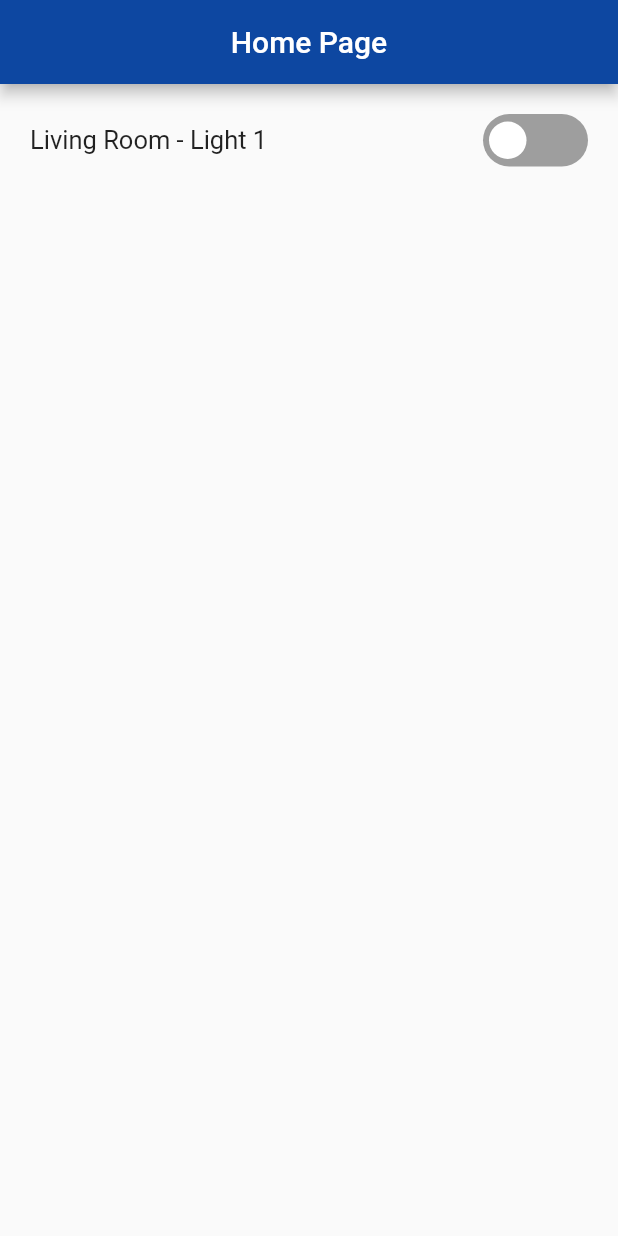
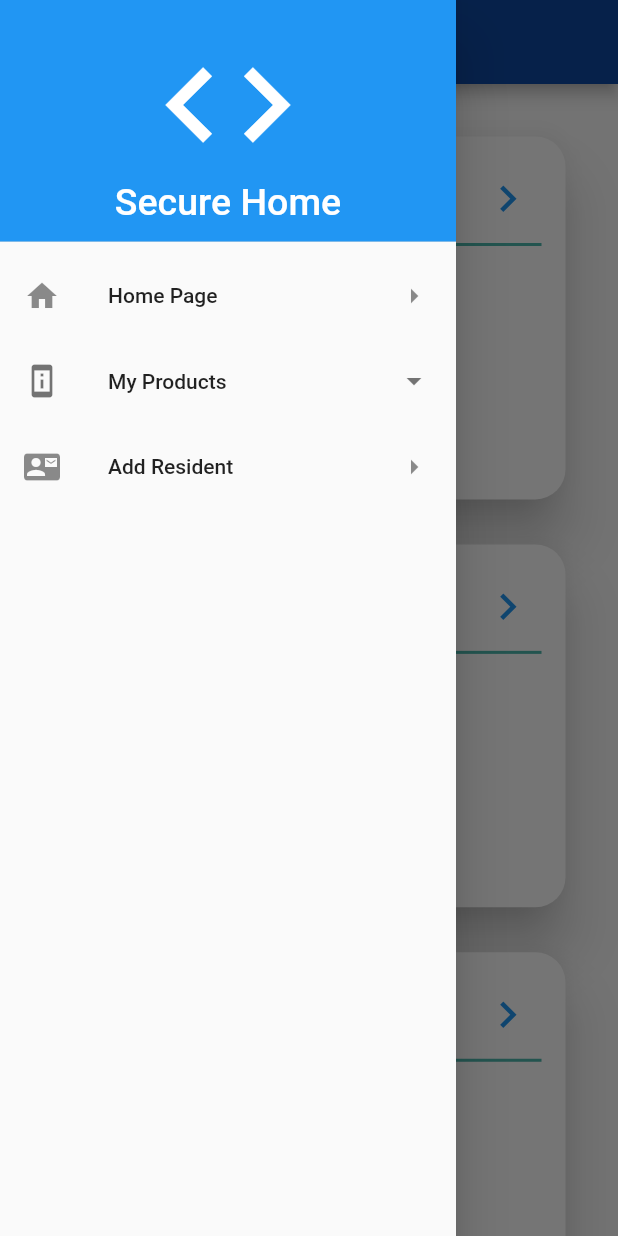
Before and after one commit to berkturetken/secure-framework-app, a Flutter app: the HomeScreen screen opened by its route, with the side drawer open (before the commit the screen has no drawer), on a phone screen of 412 x 824 dp. Run offline on Flutter 3.47's test engine with Material 2 defaults, Android fonts, the phone set to English and light mode, and no system bars; drawn by our look-alikes of flutter_switch; our stand-ins replace flutter_secure_storage, flutter_svg; missing offline and left inert: encrypt; accounts and stored records are empty.

Commit message:
See the changes in the description
1) Implemeted Product Detail Screen
2) Implemented Custom Drawer
3) Centered heading title
4) Home Screen is changed totally
5) Some code refactorings are done

```diff
--- /dev/null
+++ b/lib/components/CustomDrawer.dart
@@ -0,0 +1,79 @@
+import 'package:flutter/material.dart';
+
+class CustomDrawer extends StatefulWidget {
+  @override
+  _CustomDrawerState createState() => _CustomDrawerState();
+}
+
+class _CustomDrawerState extends State<CustomDrawer> {
+  @override
+  Widget build(BuildContext context) {
+    return Drawer(
+      child: ListView(
+        padding: EdgeInsets.zero,
+        children: <Widget>[
+          DrawerHeader(
+            child: Align(
+              child: Column(
+                mainAxisAlignment: MainAxisAlignment.center,
+                children: <Widget>[
+                  Icon(
+                    Icons.code,
+                    color: Colors.white,
+                    size: 100.0,
+                  ),
+                  Text(
+                    "Secure Home",
+                    style: TextStyle(color: Colors.white, fontSize: 25.0),
+                  ),
+                ],
+              ),
+            ),
+            decoration: BoxDecoration(color: Colors.blue),
+          ),
+          ListTile(
+            leading: Icon(Icons.home),
+            title: Text('Home Page'),
+            trailing: Icon(Icons.arrow_right),
+            onTap: () {
+              Navigator.pop(context);
+            },
+          ),
+          ExpansionTile(
+            leading: Icon(Icons.perm_device_information),
+            title: Text('My Products'),
+            trailing: Icon(Icons.arrow_drop_down),
+            children: <Widget>[
+              ListTile(
+                leading: Icon(Icons.home),
+                title: Text('Home Sweet Home'),
+                trailing: Icon(Icons.arrow_right),
+                onTap: () {},
+              ),
+              ListTile(
+                leading: Icon(Icons.home),
+                title: Text('Summer House'),
+                trailing: Icon(Icons.arrow_right),
+                onTap: () {},
+              ),
+              ListTile(
+                leading: Icon(Icons.home),
+                title: Text('Rented House-1'),
+                trailing: Icon(Icons.arrow_right),
+                onTap: () {},
+              ),
+            ],
+          ),
+          ListTile(
+            leading: Icon(Icons.contact_mail),
+            title: Text('Add Resident'),
+            trailing: Icon(Icons.arrow_right),
+            onTap: () {
+              Navigator.pop(context);
+            },
+          ),
+        ],
+      ),
+    );
+  }
+}
--- a/lib/main.dart
+++ b/lib/main.dart
@@ -2,6 +2,7 @@ import 'package:flutter/material.dart';
 import 'package:secure_framework_app/screens/home/HomeScreen.dart';
 import 'package:secure_framework_app/screens/login/components/loginForm.dart';
 import 'package:secure_framework_app/screens/login/loginScreen.dart';
+import 'package:secure_framework_app/screens/productDetail.dart/ProductDetailScreen.dart';
 import 'screens/signUp/signUpScreen.dart';
 import 'package:provider/provider.dart';
 import 'package:secure_framework_app/screens/login/services/UserProvider.dart';
@@ -22,6 +23,7 @@ class MyApp extends StatelessWidget {
           SignUpScreen.routeName: (context) => SignUpScreen(),
           LoginForm.routeName: (context) => LoginScreen(),
           HomeScreen.routeName: (context) => HomeScreen(),
+          ProductDetailScreen.routeName: (context) => ProductDetailScreen(),
         },
       ),
 
--- a/lib/screens/home/HomeScreen.dart
+++ b/lib/screens/home/HomeScreen.dart
@@ -1,31 +1,9 @@
 import 'package:flutter/material.dart';
-import 'package:flutter_switch/flutter_switch.dart';
-import 'package:secure_framework_app/components/constants.dart';
-import 'package:secure_framework_app/crypto/cryptographicOperations.dart';
-import 'dart:convert';
-import 'package:secure_framework_app/repository/operationsRepo.dart';
 import 'package:secure_framework_app/screens/login/services/UserProvider.dart';
 import 'package:provider/provider.dart';
 import 'package:secure_framework_app/screens/login/services/UserData.dart';
-
-Future<void> sendCommand(String command, String email) async {
-  final storage = Storage;
-  String aesKey = await storage.read(key: "AES-Key");
-  String iv = await storage.read(key: "IV");
-  String hmacKey = await storage.read(key: "HMAC-Key");
-
-  String encryptedCommand = encryptionAES(command, aesKey, iv);
-  print("Encrypted Message: " + encryptedCommand);
-
-  String arrangedCommand = arrangeCommand(encryptedCommand, command, hmacKey);
-
-  // PRODUCT CODE is hard-coded for now!!!
-  // Sending the light message and waiting for response
-  Map jsonResponse = await sendMessage(arrangedCommand, email, "6AOLWR912");
-  var response = jsonResponse["message"];
-
-  print("Response: " + response);
-}
+import 'package:secure_framework_app/screens/productDetail.dart/ProductDetailScreen.dart';
+import 'package:secure_framework_app/components/CustomDrawer.dart';
 
 class HomeScreen extends StatefulWidget {
   static const routeName = "/home";
@@ -36,6 +14,7 @@ class HomeScreen extends StatefulWidget {
 
 class _HomeScreenState extends State<HomeScreen> {
   bool status = false;
+  Map<String, int> command = {};
 
   @override
   Widget build(BuildContext context) {
@@ -44,10 +23,9 @@ class _HomeScreenState extends State<HomeScreen> {
 
     return Scaffold(
       appBar: AppBar(
-        automaticallyImplyLeading: false,
-        title: Center(
-          child: Text("Home Page"),
-        ),
+        //automaticallyImplyLeading: false,
+        centerTitle: true,
+        title: Text("Home Page"),
         backgroundColor: Colors.blue[900],
       ),
       body: SingleChildScrollView(
@@ -56,48 +34,77 @@ class _HomeScreenState extends State<HomeScreen> {
           child: Column(
             crossAxisAlignment: CrossAxisAlignment.start,
             children: <Widget>[
-              Row(
-                mainAxisAlignment: MainAxisAlignment.spaceBetween,
-                children: <Widget>[
-                  Container(
-                    child: Text(
-                      "Living Room - Light 1",
-                      style: TextStyle(
-                        fontSize: 17,
-                      ),
-                    ),
-                  ),
-                  FlutterSwitch(
-                    value: status,
-                    onToggle: (val) {
-                      setState(() {
-                        status = val;
-                        print(status);
-                        if (status) {
-                          var message = {
-                            "light": 1,
-                          };
-                          var formattedMessage = json.encode(message);
-                          sendCommand(formattedMessage, user.email);
-                          print("Formatted Message is: " + formattedMessage);
-                        }
-                        else {
-                          var message = {
-                            "light": 0,
-                          };
-                          var formattedMessage = json.encode(message);
-                          sendCommand(formattedMessage, user.email);
-                          print("Formatted Message is: " + formattedMessage);
-                        }
-                      });
-                    },
-                  ),
-                ],
+              ListView.builder(
+                physics: NeverScrollableScrollPhysics(),
+                shrinkWrap: true,
+                itemCount: 3,
+                itemBuilder: (context, index) => _myProductsCard(context),
               ),
             ],
           ),
         ),
       ),
+      drawer: CustomDrawer()
+    );
+  }
+
+  Widget _myProductsCard(BuildContext context) {
+    return Container(
+      height: MediaQuery.of(context).size.height * 0.33,
+      child: Card(
+        margin: const EdgeInsets.all(15),
+        child: Padding(
+          padding: const EdgeInsets.all(16.0),
+          child: Column(
+            children: <Widget>[
+              Row(
+                mainAxisAlignment: MainAxisAlignment.spaceBetween,
+                children: [
+                  Container(
+                    padding: const EdgeInsets.only(top: 8.0, bottom: 0.0),
+                    child: Text(
+                      "My Home",
+                      style: TextStyle(
+                        fontSize: 24,
+                        fontWeight: FontWeight.bold,
+                      ),
+                    ),
+                  ),
+                  IconButton(
+                    icon: Icon(
+                      Icons.keyboard_arrow_right,
+                      size: 35,
+                    ),
+                    color: Colors.blue,
+                    onPressed: () {
+                      Navigator.of(context)
+                          .pushNamed(ProductDetailScreen.routeName);
+                    },
+                  ),
+                ],
+              ),
+              Divider(
+                color: Colors.teal[300],
+                thickness: 2,
+              ),
+              Container(
+                padding: const EdgeInsets.only(top: 8.0, bottom: 20.0),
+                child: Text(
+                  "Product Code",
+                  style: TextStyle(
+                    fontSize: 18,
+                  ),
+                  textAlign: TextAlign.center,
+                ),
+              ),
+            ],
+          ),
+        ),
+        elevation: 15,
+        shape: RoundedRectangleBorder(
+          borderRadius: BorderRadius.circular(20),
+        ),
+      ),
     );
   }
 }
--- a/lib/screens/login/loginScreen.dart
+++ b/lib/screens/login/loginScreen.dart
@@ -6,9 +6,8 @@ class LoginScreen extends StatelessWidget {
   Widget build(BuildContext context) {
     return Scaffold(
       appBar: AppBar(
-        title: Center(
-          child: Text("Secure Home"),
-        ),
+        centerTitle: true,
+        title: Text("Secure Home"),
         backgroundColor: Colors.blue[900],
       ),
       body: SafeArea(
--- a/lib/screens/signUp/components/signUpForm.dart
+++ b/lib/screens/signUp/components/signUpForm.dart
@@ -7,7 +7,6 @@ import 'package:secure_framework_app/repository/signUpRepo.dart';
 import 'package:secure_framework_app/crypto/cryptographicOperations.dart';
 import 'package:flutter/services.dart';
 import 'package:secure_framework_app/screens/login/components/loginForm.dart';
-import 'package:secure_framework_app/screens/login/loginScreen.dart';
 
 Future<void> beginSignUp(String data) async {
   var encryptedData = await encryptionRSA(data);
```
Also changed, not shown: lib/crypto/cryptographicOperations.dart (+14 -14 lines), lib/screens/productDetail.dart/ProductDetailScreen.dart (added, +101 -0 lines).
